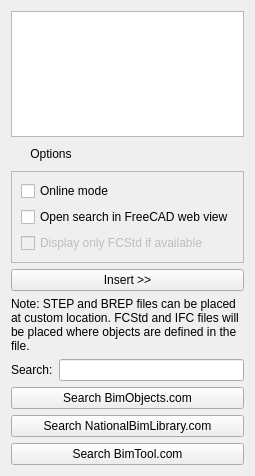
Old version of the form dialogLibrary.ui in the repository yorikvanhavre/BIM_Workbench.
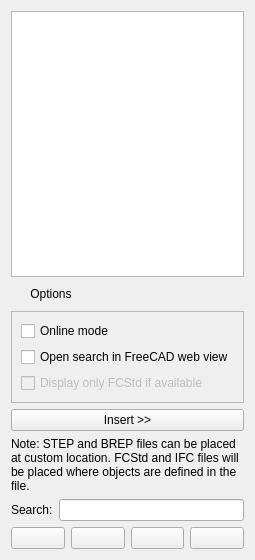
New version of the form.

Commit message: Added 3dfindit in library tool

What changed in the file:
```diff
--- a/dialogLibrary.ui
+++ b/dialogLibrary.ui
@@ -6,8 +6,8 @@
    <rect>
     <x>0</x>
     <y>0</y>
-    <width>254</width>
-    <height>476</height>
+    <width>252</width>
+    <height>560</height>
    </rect>
   </property>
   <property name="windowTitle">
@@ -128,25 +128,78 @@
     </layout>
    </item>
    <item>
+    <layout class="QHBoxLayout" name="horizontalLayout_2">
+     <item>
     <widget class="QPushButton" name="buttonBimObject">
+       <property name="minimumSize">
+        <size>
+         <width>16</width>
+         <height>0</height>
+        </size>
+       </property>
+       <property name="toolTip">
+        <string>Search BimObject website</string>
+       </property>
      <property name="text">
-      <string>Search BimObjects.com</string>
+        <string/>
      </property>
     </widget>
    </item>
    <item>
     <widget class="QPushButton" name="buttonNBSLibrary">
+       <property name="minimumSize">
+        <size>
+         <width>16</width>
+         <height>0</height>
+        </size>
+       </property>
+       <property name="toolTip">
+        <string>Search National Building Library website</string>
+       </property>
      <property name="text">
-      <string>Search NationalBimLibrary.com</string>
+        <string/>
      </property>
     </widget>
    </item>
    <item>
     <widget class="QPushButton" name="buttonBimTool">
+       <property name="minimumSize">
+        <size>
+         <width>16</width>
+         <height>0</height>
+        </size>
+       </property>
+       <property name="toolTip">
+        <string>Search BimTool website</string>
+       </property>
      <property name="text">
-      <string>Search BimTool.com</string>
-     </property>
-    </widget>
+        <string/>
+       </property>
+      </widget>
+     </item>
+     <item>
+      <widget class="QPushButton" name="button3DFindIt">
+       <property name="sizePolicy">
+        <sizepolicy hsizetype="Minimum" vsizetype="Fixed">
+         <horstretch>0</horstretch>
+         <verstretch>0</verstretch>
+        </sizepolicy>
+       </property>
+       <property name="minimumSize">
+        <size>
+         <width>16</width>
+         <height>0</height>
+        </size>
+       </property>
+       <property name="toolTip">
+        <string>Search 3DFindIt website</string>
+       </property>
+       <property name="text">
+        <string/>
+       </property>
+      </widget>
+     </item>
+    </layout>
    </item>
   </layout>
  </widget>
```
Lines whose indentation alone changed are shown as unchanged. The commit also changes 2 other files.
